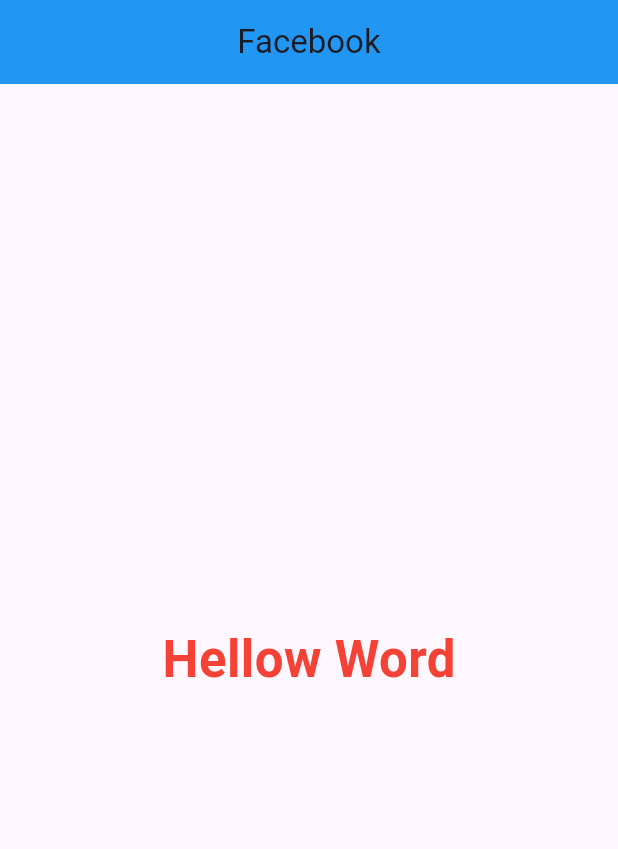
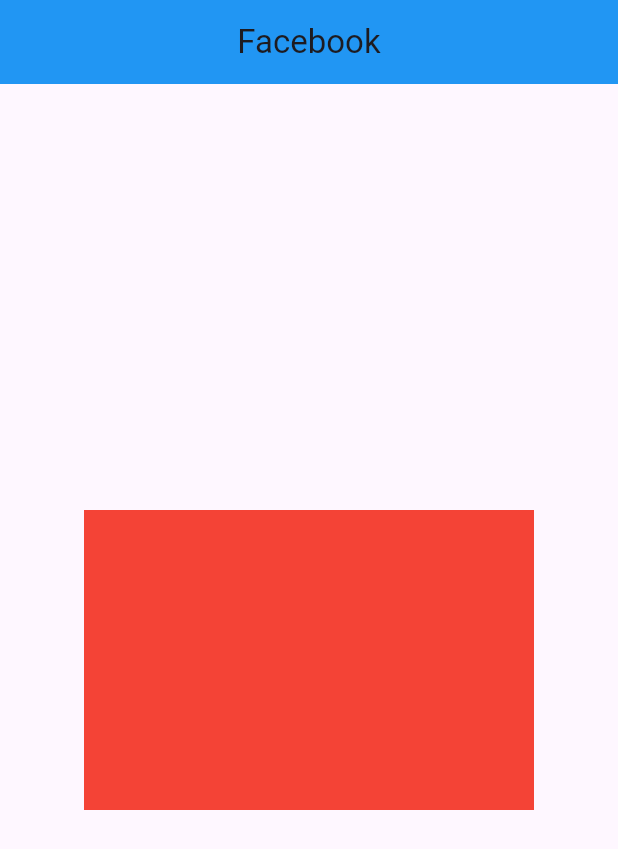
Before and after one commit to tutuldev/flutter-basic-to-advance, a Flutter app: the screen it shows after launch, on a phone screen of 412 x 824 dp. Shown: the top 849 px of the screen. Run offline on Flutter 3.47's test engine with Material 3 defaults, Android fonts, the phone set to English and light mode, and no system bars.

Commit message:
heigh width with center

```diff
--- a/lib/main.dart
+++ b/lib/main.dart
@@ -28,13 +28,12 @@ class MyHomePage extends StatelessWidget {
         title: Text('Facebook'),
         centerTitle: true,
       ),
-      body: const Center(
-        child: Text("Hellow Word",style: TextStyle(
-            fontSize: 34,
-            color: Colors.red,
-            // backgroundColor: Colors.green,
-            fontWeight: FontWeight.bold
-        ),),
+      body:  Center(
+        child: Container(
+          height: 200,
+          width: 300,
+          color: Colors.red,
+        ),
       ),
     );
   }
```
